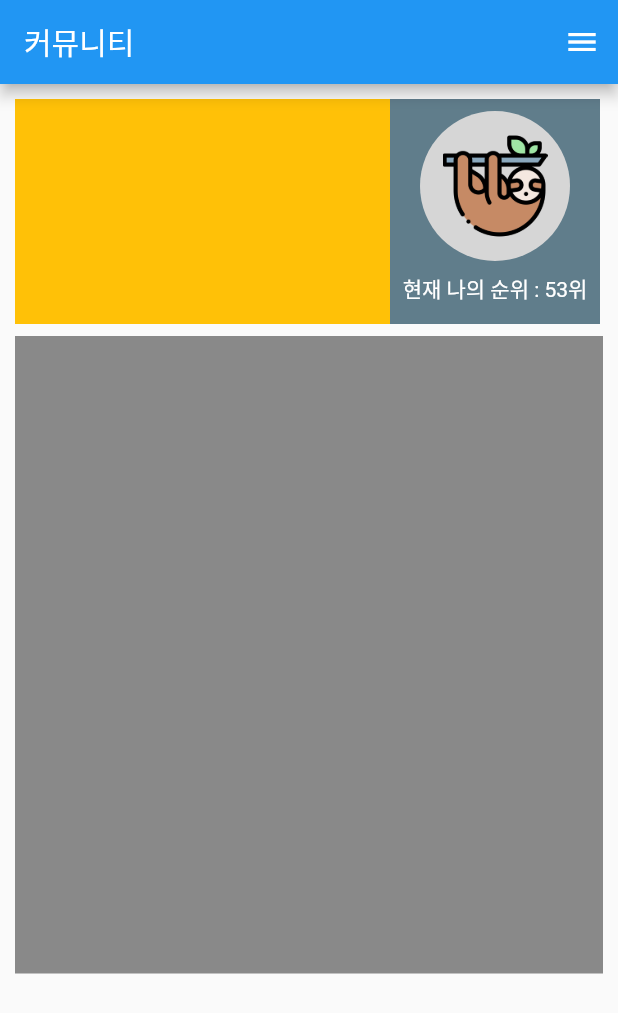
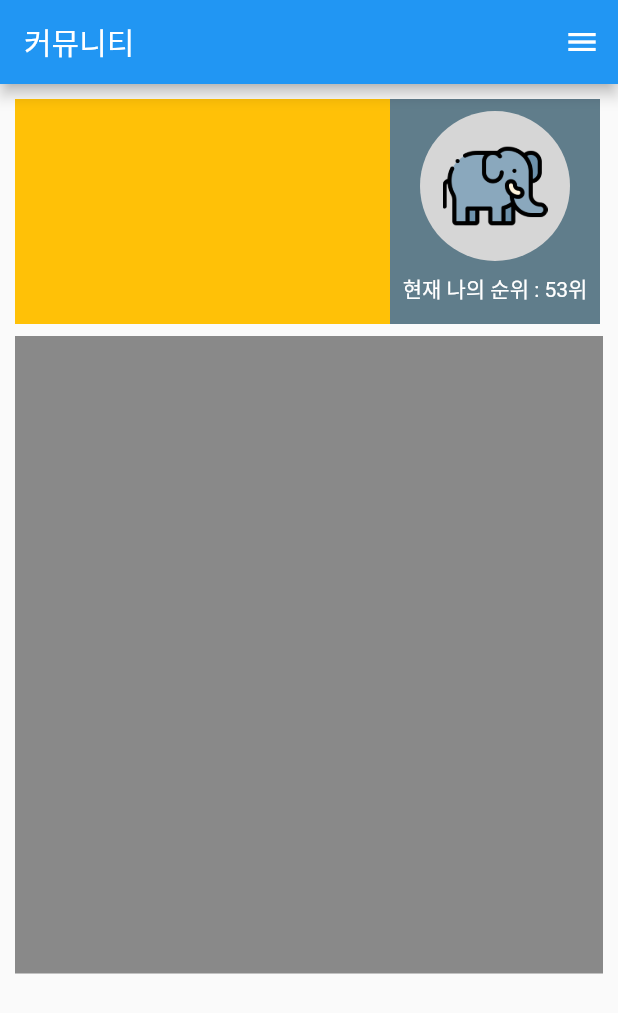
Before and after one commit to hyvnua/Capstone_Design, a Flutter app: the screen it shows after launch, in the side drawer, after a tap on "커뮤니티 목록", on a phone screen of 412 x 824 dp. Shown: the top 1013 px of the screen. Run offline on Flutter 3.47's test engine with Material 2 defaults, Android fonts, the phone set to English and light mode, and no system bars.

Commit message:
Change png image and box colors ...

```diff
--- a/lib/communication.dart
+++ b/lib/communication.dart
@@ -91,7 +91,7 @@ class Communication extends StatelessWidget {
                             Padding(
                               padding: const EdgeInsets.all(8.0),
                               child: CircleAvatar(
-                                child : Image.asset('assets/sloth.png', height: 70, width: 70,),
+                                child : Image.asset('assets/elephant.png', height: 70, width: 70,),
                                 // backgroundImage: AssetImage('assets/koala.png'),
                                 radius: 50.0,
                                 backgroundColor: Colors.grey[350],
```
